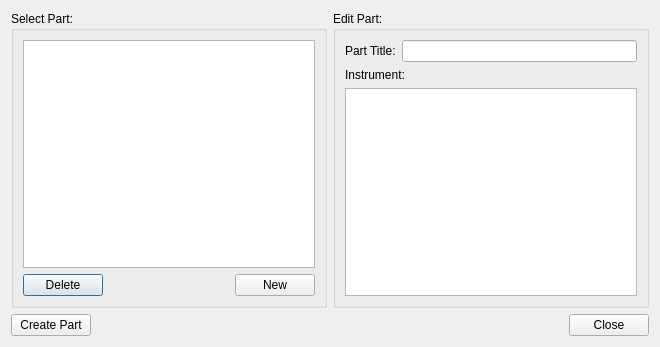
Above: mscore/mscore/excerptsdialog.ui from musescore/musescore-old before the change. Below: the same form after it.
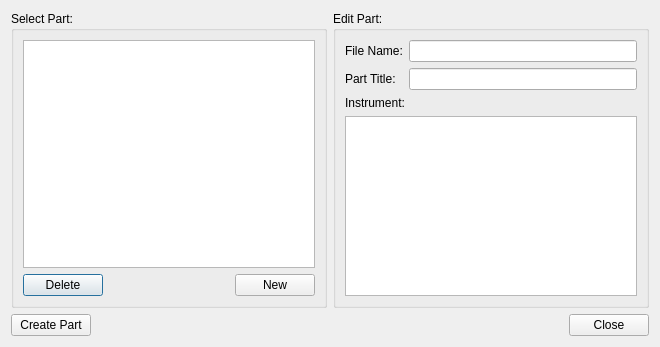
That is the form after the change.

```diff
--- a/mscore/mscore/excerptsdialog.ui
+++ b/mscore/mscore/excerptsdialog.ui
@@ -69,29 +69,39 @@
      <property name="title">
       <string>Edit Part:</string>
      </property>
-     <property name="flat">
-      <bool>false</bool>
+     <property name="flat" >
+      <bool>true</bool>
      </property>
-     <layout class="QGridLayout">
-      <item row="0" column="0">
-       <widget class="QLabel" name="label_2">
-        <property name="text">
+     <layout class="QGridLayout" >
+      <item row="0" column="0" >
+       <widget class="QLabel" name="label" >
+        <property name="text" >
+         <string>File Name:</string>
+        </property>
+       </widget>
+      </item>
+      <item row="0" column="1" >
+       <widget class="QLineEdit" name="name" />
+      </item>
+      <item row="1" column="0" >
+       <widget class="QLabel" name="label_2" >
+        <property name="text" >
          <string>Part Title:</string>
         </property>
        </widget>
       </item>
-      <item row="0" column="1">
-       <widget class="QLineEdit" name="title"/>
+      <item row="1" column="1" >
+       <widget class="QLineEdit" name="title" />
       </item>
-      <item row="1" column="0" colspan="2">
-       <widget class="QLabel" name="label_3">
-        <property name="text">
+      <item row="2" column="0" colspan="2" >
+       <widget class="QLabel" name="label_3" >
+        <property name="text" >
          <string>Instrument:</string>
         </property>
        </widget>
       </item>
-      <item row="2" column="0" colspan="2">
-       <widget class="QListWidget" name="partList"/>
+      <item row="3" column="0" colspan="2" >
+       <widget class="QListWidget" name="partList" />
       </item>
      </layout>
     </widget>
```
Left out of the diff: 67 changed lines with no effect on the pictures.
